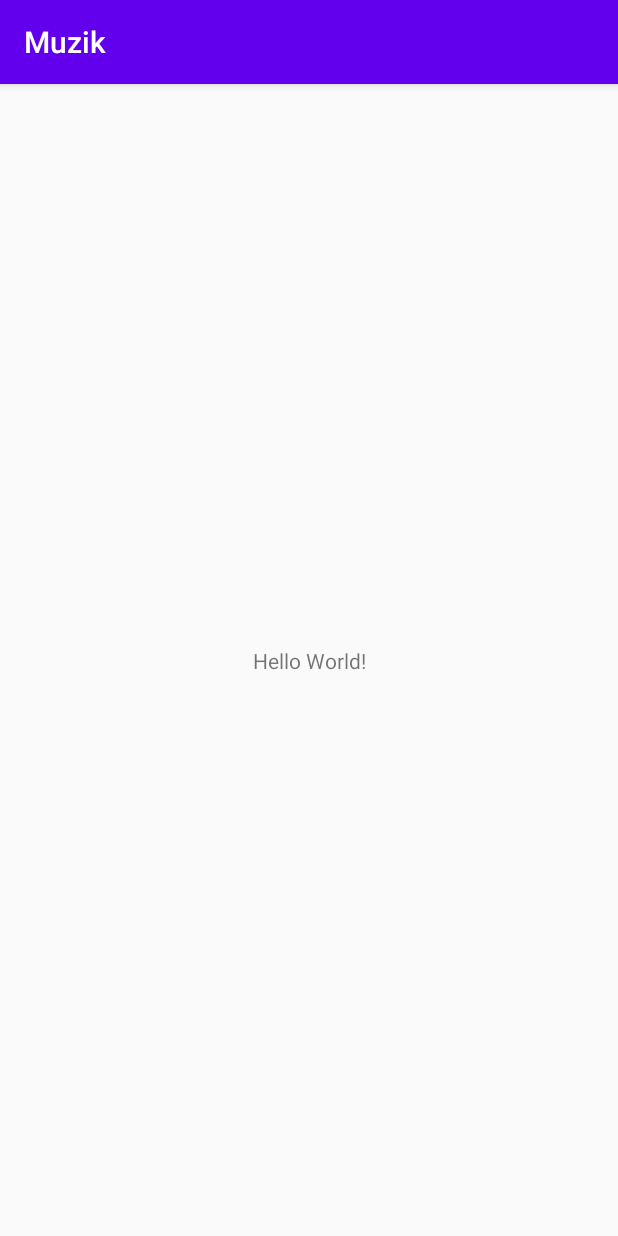
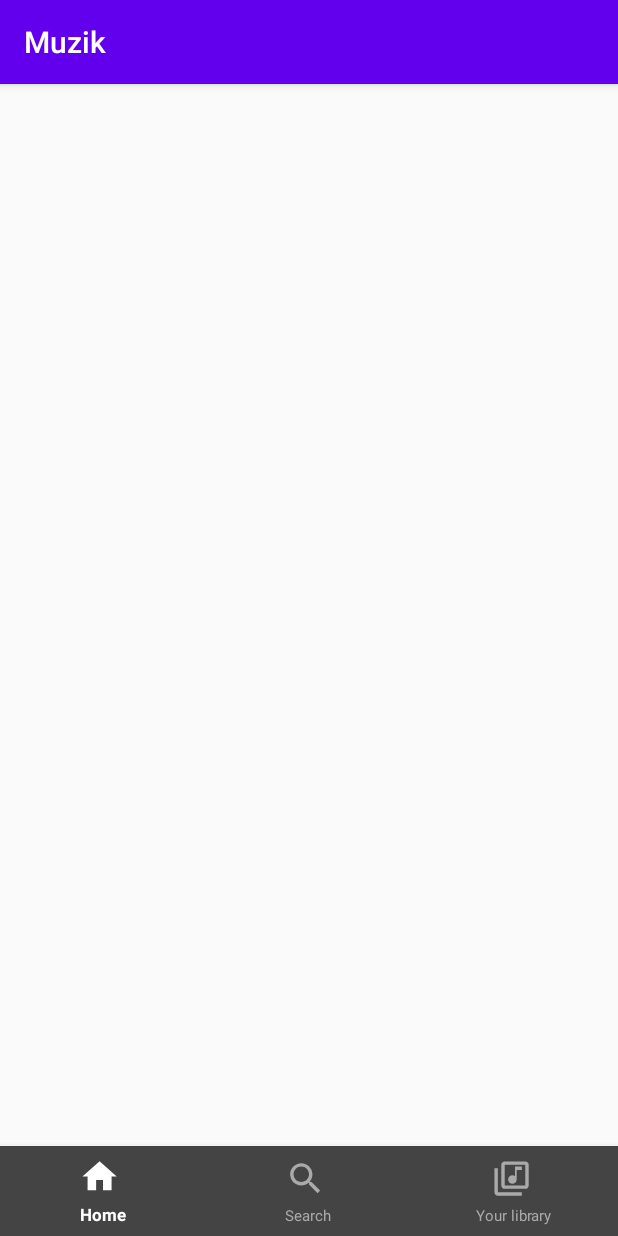
Before and after one commit to anujkumarnath/Muzik, an Android app: the screen it shows after launch (MainActivity), on a phone screen of 412 x 824 dp. Run offline under Robolectric (Android 15) with nearby library versions, the phone set to English and light mode, and no system bars.

Commit message:
Added BottomNavigationView

```diff
--- a/app/build.gradle
+++ b/app/build.gradle
@@ -26,6 +26,7 @@ dependencies {
     implementation fileTree(dir: "libs", include: ["*.jar"])
     implementation 'androidx.appcompat:appcompat:1.2.0'
     implementation 'androidx.constraintlayout:constraintlayout:2.0.1'
+    implementation 'com.google.android.material:material:1.2.1' // for bottom navbar
     testImplementation 'junit:junit:4.12'
     androidTestImplementation 'androidx.test.ext:junit:1.1.2'
     androidTestImplementation 'androidx.test.espresso:espresso-core:3.3.0'
--- a/app/src/main/java/com/androiddreams/muzik/MainActivity.java
+++ b/app/src/main/java/com/androiddreams/muzik/MainActivity.java
@@ -1,8 +1,10 @@
 package com.androiddreams.muzik;
+
+import android.os.Bundle;
 
 import androidx.appcompat.app.AppCompatActivity;
 
-import android.os.Bundle;
+import com.google.android.material.bottomnavigation.BottomNavigationView;
 
 public class MainActivity extends AppCompatActivity {
 
@@ -10,5 +12,8 @@ public class MainActivity extends AppCompatActivity {
     protected void onCreate(Bundle savedInstanceState) {
         super.onCreate(savedInstanceState);
         setContentView(R.layout.activity_main);
+
+        BottomNavigationView bottomNavigationView = findViewById(R.id.bottomNavigationView);
+        bottomNavigationView.setItemIconTintList(null); // disables default colors in bottom navigation view
     }
 }
--- /dev/null
+++ b/app/src/main/res/color/bottom_nav_text_color.xml
@@ -0,0 +1,5 @@
+<?xml version="1.0" encoding="utf-8"?>
+<selector xmlns:android="http://schemas.android.com/apk/res/android">
+    <item android:color="@android:color/white" android:state_checked="true" />
+    <item android:color="@android:color/darker_gray" android:state_checked="false" />
+</selector>
--- /dev/null
+++ b/app/src/main/res/drawable/ic_filled_home_28.xml
@@ -0,0 +1,10 @@
+<vector xmlns:android="http://schemas.android.com/apk/res/android"
+    android:width="28dp"
+    android:height="28dp"
+    android:tint="#FFFFFF"
+    android:viewportWidth="28"
+    android:viewportHeight="28">
+    <path
+        android:fillColor="@android:color/white"
+        android:pathData="M10,20v-6h4v6h5v-8h3L12,3 2,12h3v8z" />
+</vector>
--- /dev/null
+++ b/app/src/main/res/drawable/ic_filled_library_28.xml
@@ -0,0 +1,10 @@
+<vector xmlns:android="http://schemas.android.com/apk/res/android"
+    android:width="28dp"
+    android:height="28dp"
+    android:tint="#FFFFFF"
+    android:viewportWidth="28"
+    android:viewportHeight="28">
+    <path
+        android:fillColor="@android:color/white"
+        android:pathData="M20,2L8,2c-1.1,0 -2,0.9 -2,2v12c0,1.1 0.9,2 2,2h12c1.1,0 2,-0.9 2,-2L22,4c0,-1.1 -0.9,-2 -2,-2zM18,7h-3v5.5c0,1.38 -1.12,2.5 -2.5,2.5S10,13.88 10,12.5s1.12,-2.5 2.5,-2.5c0.57,0 1.08,0.19 1.5,0.51L14,5h4v2zM4,6L2,6v14c0,1.1 0.9,2 2,2h14v-2L4,20L4,6z" />
+</vector>
--- /dev/null
+++ b/app/src/main/res/drawable/ic_filled_search_28.xml
@@ -0,0 +1,10 @@
+<vector xmlns:android="http://schemas.android.com/apk/res/android"
+    android:width="28dp"
+    android:height="28dp"
+    android:tint="#FFFFFF"
+    android:viewportWidth="28"
+    android:viewportHeight="28">
+    <path
+        android:fillColor="@android:color/white"
+        android:pathData="M15.5,14h-0.79l-0.28,-0.27C15.41,12.59 16,11.11 16,9.5 16,5.91 13.09,3 9.5,3S3,5.91 3,9.5 5.91,16 9.5,16c1.61,0 3.09,-0.59 4.23,-1.57l0.27,0.28v0.79l5,4.99L20.49,19l-4.99,-5zM9.5,14C7.01,14 5,11.99 5,9.5S7.01,5 9.5,5 14,7.01 14,9.5 11.99,14 9.5,14z" />
+</vector>
--- /dev/null
+++ b/app/src/main/res/drawable/ic_menu_home.xml
@@ -0,0 +1,5 @@
+<?xml version="1.0" encoding="utf-8"?>
+<selector xmlns:android="http://schemas.android.com/apk/res/android">
+    <item android:drawable="@drawable/ic_filled_home_28" android:state_checked="true" />
+    <item android:drawable="@drawable/ic_outline_home_28" android:state_checked="false" />
+</selector>
--- /dev/null
+++ b/app/src/main/res/drawable/ic_menu_library.xml
@@ -0,0 +1,5 @@
+<?xml version="1.0" encoding="utf-8"?>
+<selector xmlns:android="http://schemas.android.com/apk/res/android">
+    <item android:drawable="@drawable/ic_filled_library_28" android:state_checked="true" />
+    <item android:drawable="@drawable/ic_outline_library_28" android:state_checked="false" />
+</selector>
--- /dev/null
+++ b/app/src/main/res/drawable/ic_menu_search.xml
@@ -0,0 +1,5 @@
+<?xml version="1.0" encoding="utf-8"?>
+<selector xmlns:android="http://schemas.android.com/apk/res/android">
+    <item android:drawable="@drawable/ic_filled_search_28" android:state_checked="true" />
+    <item android:drawable="@drawable/ic_outline_search_28" android:state_checked="false" />
+</selector>
--- /dev/null
+++ b/app/src/main/res/drawable/ic_outline_home_28.xml
@@ -0,0 +1,10 @@
+<vector xmlns:android="http://schemas.android.com/apk/res/android"
+    android:width="28dp"
+    android:height="28dp"
+    android:tint="@android:color/darker_gray"
+    android:viewportWidth="28"
+    android:viewportHeight="28">
+    <path
+        android:fillColor="@android:color/darker_gray"
+        android:pathData="M12,5.69l5,4.5V18h-2v-6H9v6H7v-7.81l5,-4.5M12,3L2,12h3v8h6v-6h2v6h6v-8h3L12,3z" />
+</vector>
--- /dev/null
+++ b/app/src/main/res/drawable/ic_outline_library_28.xml
@@ -0,0 +1,10 @@
+<vector xmlns:android="http://schemas.android.com/apk/res/android"
+    android:width="28dp"
+    android:height="28dp"
+    android:tint="@android:color/darker_gray"
+    android:viewportWidth="28"
+    android:viewportHeight="28">
+    <path
+        android:fillColor="@android:color/darker_gray"
+        android:pathData="M20,2L8,2c-1.1,0 -2,0.9 -2,2v12c0,1.1 0.9,2 2,2h12c1.1,0 2,-0.9 2,-2L22,4c0,-1.1 -0.9,-2 -2,-2zM20,16L8,16L8,4h12v12zM12.5,15c1.38,0 2.5,-1.12 2.5,-2.5L15,7h3L18,5h-4v5.51c-0.42,-0.32 -0.93,-0.51 -1.5,-0.51 -1.38,0 -2.5,1.12 -2.5,2.5s1.12,2.5 2.5,2.5zM4,6L2,6v14c0,1.1 0.9,2 2,2h14v-2L4,20L4,6z" />
+</vector>
--- /dev/null
+++ b/app/src/main/res/drawable/ic_outline_search_28.xml
@@ -0,0 +1,10 @@
+<vector xmlns:android="http://schemas.android.com/apk/res/android"
+    android:width="28dp"
+    android:height="28dp"
+    android:tint="@android:color/darker_gray"
+    android:viewportWidth="28"
+    android:viewportHeight="28">
+    <path
+        android:fillColor="@android:color/darker_gray"
+        android:pathData="M15.5,14h-0.79l-0.28,-0.27C15.41,12.59 16,11.11 16,9.5 16,5.91 13.09,3 9.5,3S3,5.91 3,9.5 5.91,16 9.5,16c1.61,0 3.09,-0.59 4.23,-1.57l0.27,0.28v0.79l5,4.99L20.49,19l-4.99,-5zM9.5,14C7.01,14 5,11.99 5,9.5S7.01,5 9.5,5 14,7.01 14,9.5 11.99,14 9.5,14z" />
+</vector>
--- a/app/src/main/res/layout/activity_main.xml
+++ b/app/src/main/res/layout/activity_main.xml
@@ -6,13 +6,17 @@
     android:layout_height="match_parent"
     tools:context=".MainActivity">
 
-    <TextView
-        android:layout_width="wrap_content"
+    <com.google.android.material.bottomnavigation.BottomNavigationView
+        android:id="@+id/bottomNavigationView"
+        android:layout_width="0dp"
         android:layout_height="wrap_content"
-        android:text="Hello World!"
+        android:background="@color/colorNavigationBackground"
+        app:itemIconSize="32dp"
+        app:itemTextAppearanceActive="@style/BottomNavigationView.Active"
+        app:itemTextAppearanceInactive="@style/BottomNavigationView.Inactive"
+        app:itemTextColor="@color/bottom_nav_text_color"
         app:layout_constraintBottom_toBottomOf="parent"
-        app:layout_constraintLeft_toLeftOf="parent"
-        app:layout_constraintRight_toRightOf="parent"
-        app:layout_constraintTop_toTopOf="parent" />
-
+        app:layout_constraintEnd_toEndOf="parent"
+        app:layout_constraintStart_toStartOf="parent"
+        app:menu="@menu/botton_nav_menu" />
 </androidx.constraintlayout.widget.ConstraintLayout>
--- /dev/null
+++ b/app/src/main/res/menu/botton_nav_menu.xml
@@ -0,0 +1,17 @@
+<?xml version="1.0" encoding="utf-8"?>
+<menu xmlns:android="http://schemas.android.com/apk/res/android">
+    <item
+        android:id="@+id/navigation_home"
+        android:icon="@drawable/ic_menu_home"
+        android:title="@string/title_menu_home" />
+
+    <item
+        android:id="@+id/navigation_search"
+        android:icon="@drawable/ic_menu_search"
+        android:title="@string/title_menu_search" />
+
+    <item
+        android:id="@+id/navigation_library"
+        android:icon="@drawable/ic_menu_library"
+        android:title="@string/title_menu_library" />
+</menu>
--- a/app/src/main/res/values/colors.xml
+++ b/app/src/main/res/values/colors.xml
@@ -3,4 +3,6 @@
     <color name="colorPrimary">#6200EE</color>
     <color name="colorPrimaryDark">#3700B3</color>
     <color name="colorAccent">#03DAC5</color>
+
+    <color name="colorNavigationBackground">#444444</color>
 </resources>
--- /dev/null
+++ b/app/src/main/res/values/dimens.xml
@@ -0,0 +1,5 @@
+<?xml version="1.0" encoding="utf-8"?>
+<resources xmlns:tools="http://schemas.android.com/tools">
+    <!--    This value overrides the default height of the BottomNavigationView-->
+    <dimen name="design_bottom_navigation_height" tools:override="true">60dp</dimen>
+</resources>
--- a/app/src/main/res/values/strings.xml
+++ b/app/src/main/res/values/strings.xml
@@ -1,3 +1,6 @@
 <resources>
     <string name="app_name">Muzik</string>
+    <string name="title_menu_home">Home</string>
+    <string name="title_menu_search">Search</string>
+    <string name="title_menu_library">Your library</string>
 </resources>
--- a/app/src/main/res/values/styles.xml
+++ b/app/src/main/res/values/styles.xml
@@ -7,4 +7,12 @@
         <item name="colorAccent">@color/colorAccent</item>
     </style>
 
+    <style name="BottomNavigationView.Active" parent="@style/TextAppearance.AppCompat.Caption">
+        <item name="android:textSize">11sp</item>
+    </style>
+
+    <style name="BottomNavigationView.Inactive" parent="@style/TextAppearance.AppCompat.Caption">
+        <item name="android:textSize">10sp</item>
+    </style>
+
 </resources>
```
Also changed, not shown: 2 other files.
